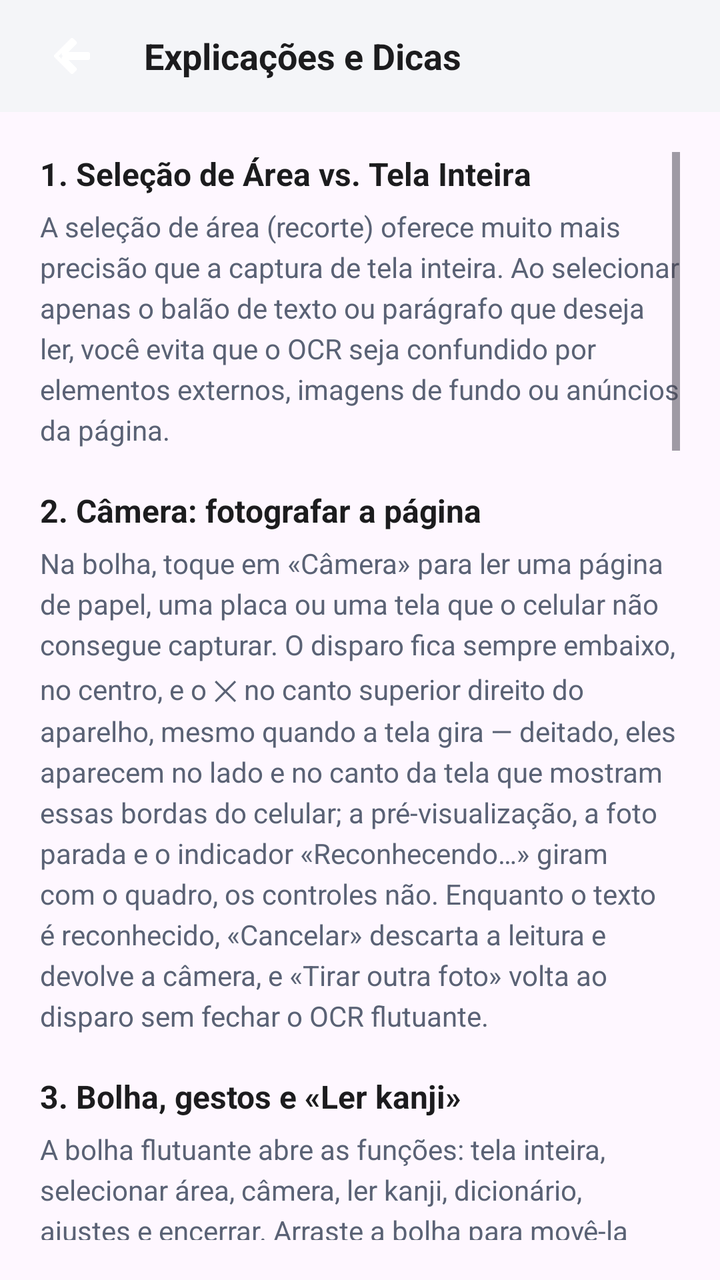
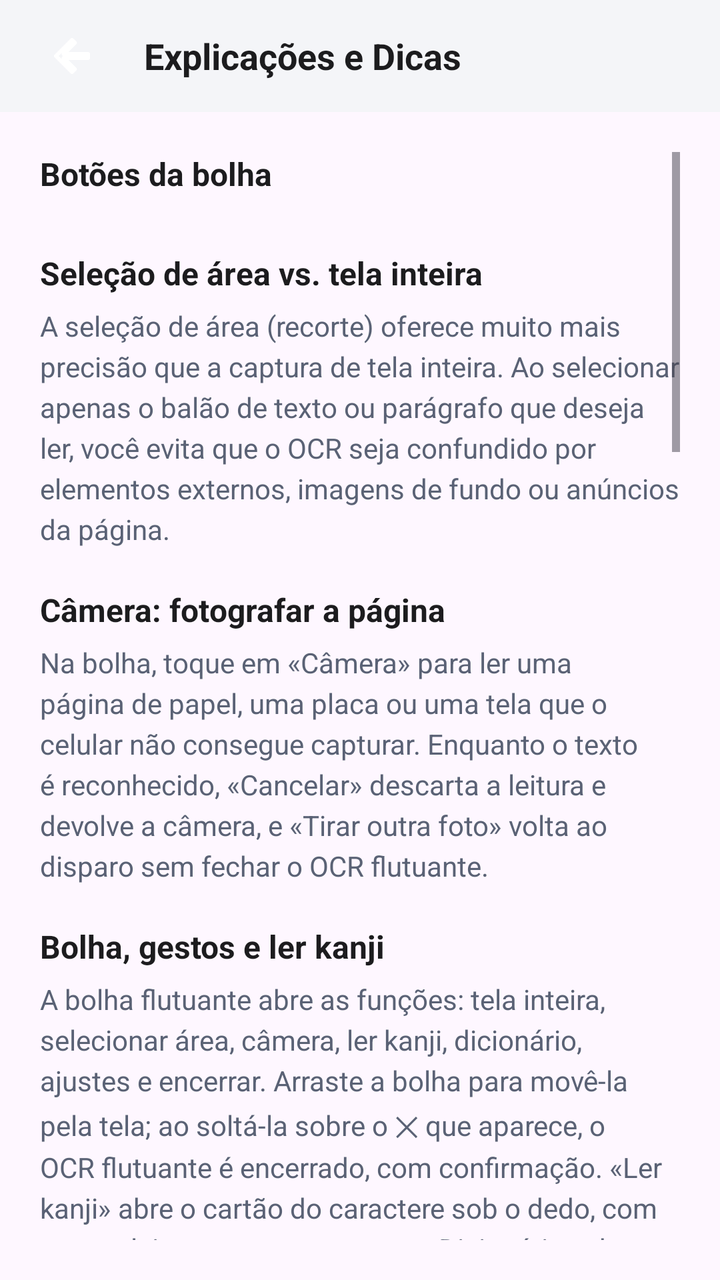

Screens rendered from an Android XML layout before and after an edit, with the pre-edit source and the edit as a unified diff.
<!-- AndroidManifest.xml: application theme Theme.YabaiOcr -->
<!-- res/layout/activity_help.xml -->
<LinearLayout xmlns:android="http://schemas.android.com/apk/res/android"
    android:layout_width="match_parent"
    android:layout_height="match_parent"
    android:orientation="vertical">

    
    <LinearLayout
        android:layout_width="match_parent"
        android:layout_height="56dp"
        android:background="@color/panel_bg"
        android:gravity="center_vertical"
        android:orientation="horizontal"
        android:paddingStart="16dp"
        android:paddingEnd="16dp">

        <ImageButton
            android:id="@+id/btnBack"
            android:layout_width="40dp"
            android:layout_height="40dp"
            android:background="?attr/selectableItemBackgroundBorderless"
            android:contentDescription="@string/permission_cancel"
            android:src="@drawable/ic_arrow_back" />

        <TextView
            android:layout_width="wrap_content"
            android:layout_height="wrap_content"
            android:layout_marginStart="16dp"
            android:text="@string/help_title"
            android:textColor="@color/text_primary"
            android:textSize="18sp"
            android:textStyle="bold" />
    </LinearLayout>

    <ScrollView
        android:layout_width="match_parent"
        android:layout_height="match_parent"
        android:fillViewport="true"
        android:padding="20dp">

        <LinearLayout
            android:layout_width="match_parent"
            android:layout_height="wrap_content"
            android:orientation="vertical">

            
            <TextView
                android:layout_width="match_parent"
                android:layout_height="wrap_content"
                android:text="@string/help_tip_area_title"
                android:textColor="@color/text_primary"
                android:textSize="16sp"
                android:textStyle="bold" />

            <TextView
                android:layout_width="match_parent"
                android:layout_height="wrap_content"
                android:layout_marginTop="6dp"
                android:layout_marginBottom="20dp"
                android:lineSpacingExtra="4dp"
                android:text="@string/help_tip_area_desc"
                android:textColor="@color/text_secondary"
                android:textSize="14sp" />

            
            <TextView
                android:layout_width="match_parent"
                android:layout_height="wrap_content"
                android:text="@string/help_tip_camera_title"
                android:textColor="@color/text_primary"
                android:textSize="16sp"
                android:textStyle="bold" />

            <TextView
                android:layout_width="match_parent"
                android:layout_height="wrap_content"
                android:layout_marginTop="6dp"
                android:layout_marginBottom="20dp"
                android:lineSpacingExtra="4dp"
                android:text="@string/help_tip_camera_desc"
                android:textColor="@color/text_secondary"
                android:textSize="14sp" />

            
            <TextView
                android:layout_width="match_parent"
                android:layout_height="wrap_content"
                android:text="@string/help_tip_bubble_title"
                android:textColor="@color/text_primary"
                android:textSize="16sp"
                android:textStyle="bold" />

            <TextView
                android:layout_width="match_parent"
                android:layout_height="wrap_content"
                android:layout_marginTop="6dp"
                android:layout_marginBottom="20dp"
                android:lineSpacingExtra="4dp"
                android:text="@string/help_tip_bubble_desc"
                android:textColor="@color/text_secondary"
                android:textSize="14sp" />

            
            <TextView
                android:layout_width="match_parent"
                android:layout_height="wrap_content"
                android:text="@string/help_tip_kanji_title"
                android:textColor="@color/text_primary"
                android:textSize="16sp"
                android:textStyle="bold" />

            <TextView
                android:layout_width="match_parent"
                android:layout_height="wrap_content"
                android:layout_marginTop="6dp"
                android:layout_marginBottom="20dp"
                android:lineSpacingExtra="4dp"
                android:text="@string/help_tip_kanji_desc"
                android:textColor="@color/text_secondary"
                android:textSize="14sp" />

            
            <TextView
                android:layout_width="match_parent"
                android:layout_height="wrap_content"
                android:text="@string/help_tip_engines_title"
                android:textColor="@color/text_primary"
                android:textSize="16sp"
                android:textStyle="bold" />

            <TextView
                android:layout_width="match_parent"
                android:layout_height="wrap_content"
                android:layout_marginTop="6dp"
                android:layout_marginBottom="20dp"
                android:lineSpacingExtra="4dp"
                android:text="@string/help_tip_engines_desc"
                android:textColor="@color/text_secondary"
                android:textSize="14sp" />

            
            <TextView
                android:layout_width="match_parent"
                android:layout_height="wrap_content"
                android:text="@string/help_tip_behaviours_title"
                android:textColor="@color/text_primary"
                android:textSize="16sp"
                android:textStyle="bold" />

            <TextView
                android:layout_width="match_parent"
                android:layout_height="wrap_content"
                android:layout_marginTop="6dp"
                android:layout_marginBottom="20dp"
                android:lineSpacingExtra="4dp"
                android:text="@string/help_tip_behaviours_desc"
                android:textColor="@color/text_secondary"
                android:textSize="14sp" />

            
            <TextView
                android:layout_width="match_parent"
                android:layout_height="wrap_content"
                android:text="@string/help_tip_dicts_title"
                android:textColor="@color/text_primary"
                android:textSize="16sp"
                android:textStyle="bold" />

            <TextView
                android:layout_width="match_parent"
                android:layout_height="wrap_content"
                android:layout_marginTop="6dp"
                android:layout_marginBottom="20dp"
                android:lineSpacingExtra="4dp"
                android:text="@string/help_tip_dicts_desc"
                android:textColor="@color/text_secondary"
                android:textSize="14sp" />

            
            <TextView
                android:layout_width="match_parent"
                android:layout_height="wrap_content"
                android:text="@string/help_tip_ai_title"
                android:textColor="@color/text_primary"
                android:textSize="16sp"
                android:textStyle="bold" />

            <TextView
                android:layout_width="match_parent"
                android:layout_height="wrap_content"
                android:layout_marginTop="6dp"
                android:layout_marginBottom="20dp"
                android:lineSpacingExtra="4dp"
                android:text="@string/help_tip_ai_desc"
                android:textColor="@color/text_secondary"
                android:textSize="14sp" />

            
            <TextView
                android:layout_width="match_parent"
                android:layout_height="wrap_content"
                android:text="@string/help_tip_translation_title"
                android:textColor="@color/text_primary"
                android:textSize="16sp"
                android:textStyle="bold" />

            <TextView
                android:layout_width="match_parent"
                android:layout_height="wrap_content"
                android:layout_marginTop="6dp"
                android:layout_marginBottom="20dp"
                android:lineSpacingExtra="4dp"
                android:text="@string/help_tip_translation_desc"
                android:textColor="@color/text_secondary"
                android:textSize="14sp" />

        </LinearLayout>
    </ScrollView>

</LinearLayout>
<!-- resources referenced by this layout -->
<resources>
  <color name="panel_bg">#FFF4F5F8</color>
  <color name="text_primary">#FF1C1C1E</color>
  <color name="text_secondary">#FF5A6275</color>
  <string name="help_tip_ai_desc">Permite enviar o texto extraído junto com um prompt personalizado para qualquer aplicativo de IA instalado no seu celular (como Gemini, ChatGPT, etc.) com apenas um toque.</string>
  <string name="help_tip_ai_title">8. Perguntar à IA</string>
  <string name="help_tip_area_desc">A seleção de área (recorte) oferece muito mais precisão que a captura de tela inteira. Ao selecionar apenas o balão de texto ou parágrafo que deseja ler, você evita que o OCR seja confundido por elementos externos, imagens de fundo ou anúncios da página.</string>
  <string name="help_tip_area_title">1. Seleção de Área vs. Tela Inteira</string>
  <string name="help_tip_behaviours_title">6. Comportamentos do Aplicativo</string>
  <string name="help_tip_bubble_title">3. Bolha, gestos e «Ler kanji»</string>
  <string name="help_tip_camera_desc">Na bolha, toque em «Câmera» para ler uma página de papel, uma placa ou uma tela que o celular não consegue capturar. O disparo fica sempre embaixo, no centro, e o ✕ no canto superior direito do aparelho, mesmo quando a tela gira — deitado, eles aparecem no lado e no canto da tela que mostram essas bordas do celular; a pré-visualização, a foto parada e o indicador «Reconhecendo…» giram com o quadro, os controles não. Enquanto o texto é reconhecido, «Cancelar» descarta a leitura e devolve a câmera, e «Tirar outra foto» volta ao disparo sem fechar o OCR flutuante.</string>
  <string name="help_tip_camera_title">2. Câmera: fotografar a página</string>
  <string name="help_tip_dicts_desc">O app suporta dicionários no formato Yomitan/Yomichan (como JMdict, KANJIDIC, etc.). A ordem na lista define a prioridade de busca. Por questões legais, os créditos e licenças de cada dicionário estão sempre disponíveis na tela de gerenciamento de dicionários.</string>
  <string name="help_tip_dicts_title">7. Dicionários e Atribuições Legais</string>
  <string name="help_tip_engines_desc">• Automático: Usa o Google Lens (máxima precisão) e recorre ao ML Kit offline se faltar internet.\n\n• Somente Google Lens: Máxima precisão em mangás e textos estilizados verticais, exigindo conexão com a internet.\n\n• Somente ML Kit: Roda 100% offline no dispositivo. Excelente para textos impressos padrão, mas pode ter menor precisão em fontes estilizadas.</string>
  <string name="help_tip_engines_title">5. Diferença entre os Motores de Reconhecimento</string>
  <string name="help_tip_kanji_desc">Se o OCR não conseguir identificar um kanji corretamente ou ignorar leituras pequenas (furigana), tente aproximar o zoom na página antes de capturar, ou utilize a seleção por área focando bem de perto no trecho desejado. Recortes menores e ampliados melhoram drasticamente a taxa de reconhecimento de caracteres complexos.</string>
  <string name="help_tip_kanji_title">4. Dicas para Kanji Complexos e Furigana</string>
  <string name="help_tip_translation_desc">A tradução offline realizada pelo modelo do dispositivo (ML Kit) é bastante limitada e possui grande chance de conter imprecisões ou erros contextuais, especialmente em japonês. Para maior precisão, recomenda-se consultar os verbetes detalhados no dicionário ou usar a função de Perguntar à IA / consultar outro dicionário especializado.</string>
  <string name="help_tip_translation_title">9. Tradução Offline (Aviso importante)</string>
  <string name="help_title">Explicações e Dicas</string>
  <string name="permission_cancel">Cancelar</string>
  <color name="accent">#FF3D6BF3</color>
  <!-- unchanged entries left out for length: 4 -->
</resources>

<!-- the commit's change to res/layout/activity_help.xml (unified diff, before → after) -->
@@ -46,6 +46,23 @@
             <TextView
                 android:layout_width="match_parent"
                 android:layout_height="wrap_content"
+                android:text="@string/help_buttons_title"
+                android:textColor="@color/text_primary"
+                android:textSize="16sp"
+                android:textStyle="bold" />
+
+            <LinearLayout
+                android:id="@+id/helpButtonList"
+                android:layout_width="match_parent"
+                android:layout_height="wrap_content"
+                android:layout_marginTop="8dp"
+                android:layout_marginBottom="20dp"
+                android:orientation="vertical" />
+
+            
+            <TextView
+                android:layout_width="match_parent"
+                android:layout_height="wrap_content"
                 android:text="@string/help_tip_area_title"
                 android:textColor="@color/text_primary"
                 android:textSize="16sp"
<!-- resource entries referenced after the edit -->
@@ -3,22 +3,23 @@
   <color name="panel_bg">#FFF4F5F8</color>
   <color name="text_primary">#FF1C1C1E</color>
   <color name="text_secondary">#FF5A6275</color>
+  <string name="help_buttons_title">Botões da bolha</string>
   <string name="help_tip_ai_desc">Permite enviar o texto extraído junto com um prompt personalizado para qualquer aplicativo de IA instalado no seu celular (como Gemini, ChatGPT, etc.) com apenas um toque.</string>
-  <string name="help_tip_ai_title">8. Perguntar à IA</string>
+  <string name="help_tip_ai_title">Perguntar à IA</string>
   <string name="help_tip_area_desc">A seleção de área (recorte) oferece muito mais precisão que a captura de tela inteira. Ao selecionar apenas o balão de texto ou parágrafo que deseja ler, você evita que o OCR seja confundido por elementos externos, imagens de fundo ou anúncios da página.</string>
-  <string name="help_tip_area_title">1. Seleção de Área vs. Tela Inteira</string>
-  <string name="help_tip_behaviours_title">6. Comportamentos do Aplicativo</string>
-  <string name="help_tip_bubble_title">3. Bolha, gestos e «Ler kanji»</string>
-  <string name="help_tip_camera_desc">Na bolha, toque em «Câmera» para ler uma página de papel, uma placa ou uma tela que o celular não consegue capturar. O disparo fica sempre embaixo, no centro, e o ✕ no canto superior direito do aparelho, mesmo quando a tela gira — deitado, eles aparecem no lado e no canto da tela que mostram essas bordas do celular; a pré-visualização, a foto parada e o indicador «Reconhecendo…» giram com o quadro, os controles não. Enquanto o texto é reconhecido, «Cancelar» descarta a leitura e devolve a câmera, e «Tirar outra foto» volta ao disparo sem fechar o OCR flutuante.</string>
-  <string name="help_tip_camera_title">2. Câmera: fotografar a página</string>
+  <string name="help_tip_area_title">Seleção de área vs. tela inteira</string>
+  <string name="help_tip_behaviours_title">Comportamentos do aplicativo</string>
+  <string name="help_tip_bubble_title">Bolha, gestos e ler kanji</string>
+  <string name="help_tip_camera_desc">Na bolha, toque em «Câmera» para ler uma página de papel, uma placa ou uma tela que o celular não consegue capturar. Enquanto o texto é reconhecido, «Cancelar» descarta a leitura e devolve a câmera, e «Tirar outra foto» volta ao disparo sem fechar o OCR flutuante.</string>
+  <string name="help_tip_camera_title">Câmera: fotografar a página</string>
   <string name="help_tip_dicts_desc">O app suporta dicionários no formato Yomitan/Yomichan (como JMdict, KANJIDIC, etc.). A ordem na lista define a prioridade de busca. Por questões legais, os créditos e licenças de cada dicionário estão sempre disponíveis na tela de gerenciamento de dicionários.</string>
-  <string name="help_tip_dicts_title">7. Dicionários e Atribuições Legais</string>
-  <string name="help_tip_engines_desc">• Automático: Usa o Google Lens (máxima precisão) e recorre ao ML Kit offline se faltar internet.\n\n• Somente Google Lens: Máxima precisão em mangás e textos estilizados verticais, exigindo conexão com a internet.\n\n• Somente ML Kit: Roda 100% offline no dispositivo. Excelente para textos impressos padrão, mas pode ter menor precisão em fontes estilizadas.</string>
-  <string name="help_tip_engines_title">5. Diferença entre os Motores de Reconhecimento</string>
+  <string name="help_tip_dicts_title">Dicionários e licenças</string>
+  <string name="help_tip_engines_desc" formatted="false">• Automático: usa o Google Lens (máxima precisão) e passa para o PP-OCRv6 ou o ML Kit offline se faltar internet.\n\n• Somente Google Lens: máxima precisão em mangás e textos estilizados verticais, exigindo conexão com a internet.\n\n• Somente PP-OCRv6: 100% offline, detecta os balões e lê mangá vertical; baixe os modelos (~23 MB) nos Ajustes.\n\n• Somente ML Kit: 100% offline no dispositivo. Excelente para textos impressos padrão, mas pode ter menor precisão em fontes estilizadas.</string>
+  <string name="help_tip_engines_title">Motores de reconhecimento</string>
   <string name="help_tip_kanji_desc">Se o OCR não conseguir identificar um kanji corretamente ou ignorar leituras pequenas (furigana), tente aproximar o zoom na página antes de capturar, ou utilize a seleção por área focando bem de perto no trecho desejado. Recortes menores e ampliados melhoram drasticamente a taxa de reconhecimento de caracteres complexos.</string>
-  <string name="help_tip_kanji_title">4. Dicas para Kanji Complexos e Furigana</string>
+  <string name="help_tip_kanji_title">Kanji complexo e furigana</string>
   <string name="help_tip_translation_desc">A tradução offline realizada pelo modelo do dispositivo (ML Kit) é bastante limitada e possui grande chance de conter imprecisões ou erros contextuais, especialmente em japonês. Para maior precisão, recomenda-se consultar os verbetes detalhados no dicionário ou usar a função de Perguntar à IA / consultar outro dicionário especializado.</string>
-  <string name="help_tip_translation_title">9. Tradução Offline (Aviso importante)</string>
+  <string name="help_tip_translation_title">Tradução offline</string>
   <string name="help_title">Explicações e Dicas</string>
   <string name="permission_cancel">Cancelar</string>
   <color name="accent">#FF3D6BF3</color>
